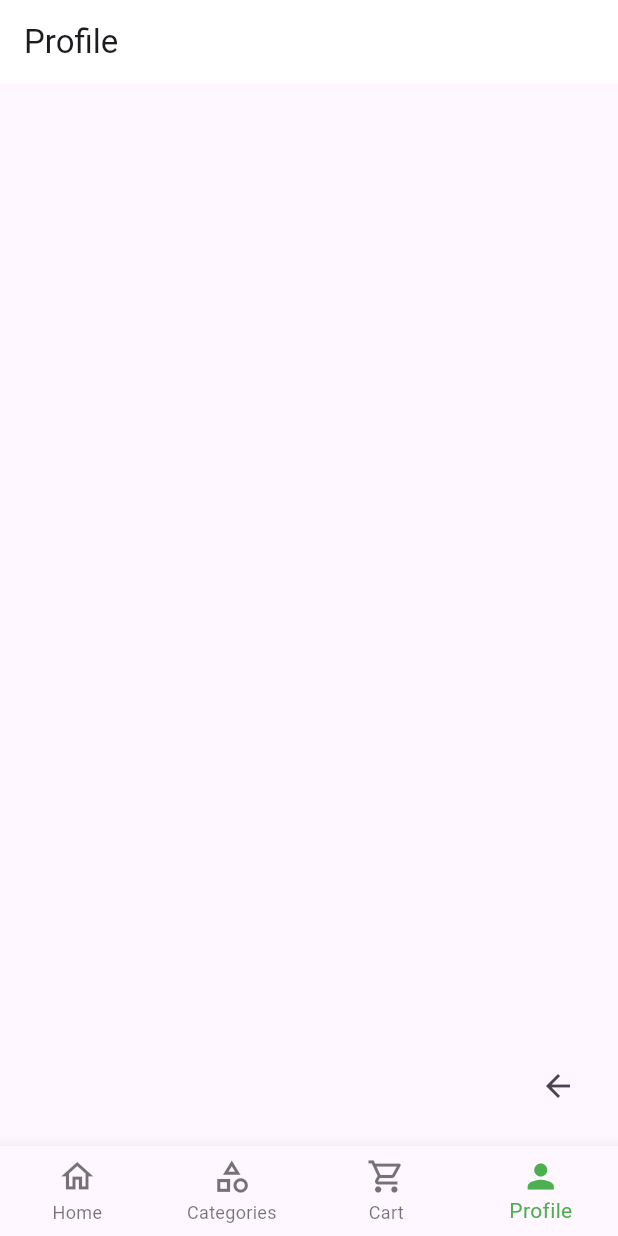
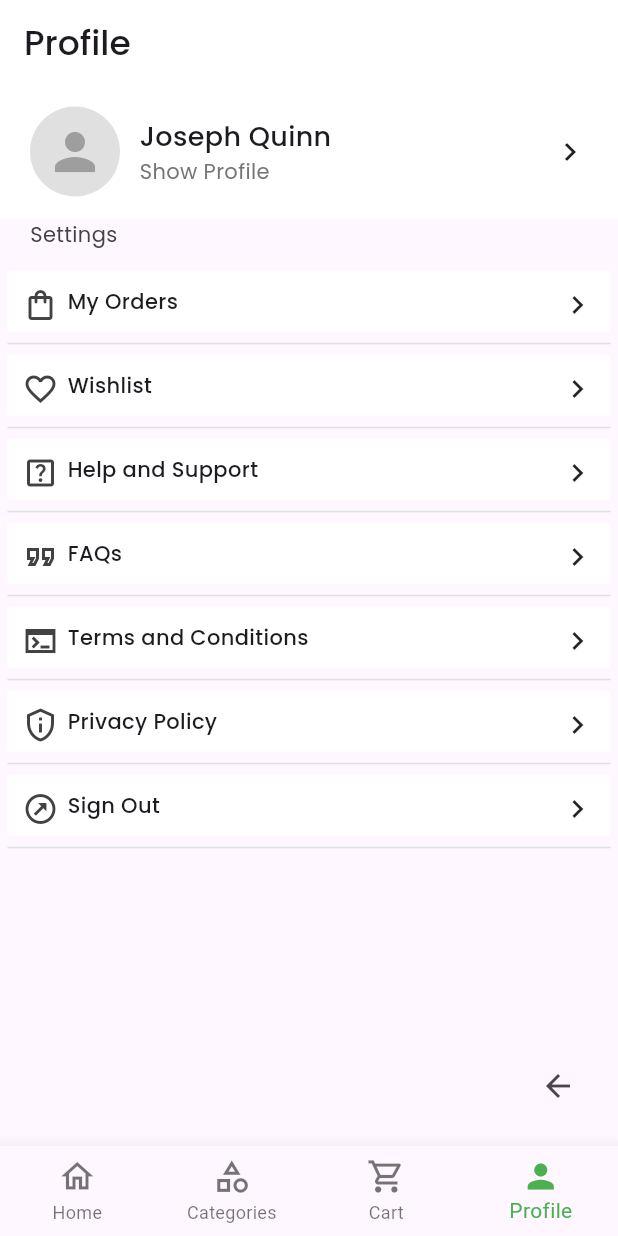
Before and after one commit to soubhagyacodes/grocery-flutter, a Flutter app: the screen it shows after launch, item 4 of the bottom bar chosen, on a phone screen of 412 x 824 dp. Run offline on Flutter 3.47's test engine with Material 3 defaults, Android fonts, the light colour scheme and no system bars; our stand-ins replace google_fonts.

Commit message:
Added Profile Page

```diff
--- a/lib/home.dart
+++ b/lib/home.dart
@@ -287,10 +287,12 @@ class _ProductDetails extends State<ProductDetails>{
                         for (var cartItem in cart) {
                           if(cartItem["item"] == widget.product["name"]){
                             cartItem["quantity"] += counter;
+                            Navigator.pop(context);
                             return;
                           }
                         }
                         cart.add({"quantity":counter , "item" : widget.product["name"], "description" : widget.product["description"], "image": widget.product["image"], "price" : widget.product["price"]});
+                        Navigator.pop(context);
                       },
                       child: Container(
                         width: 20,
--- a/lib/profile.dart
+++ b/lib/profile.dart
@@ -1,6 +1,36 @@
 import 'package:flutter/material.dart';
+import 'package:google_fonts/google_fonts.dart';
 
-
+final profileList = [
+  {
+    "text": "My Orders",
+    "icon": Icon(Icons.shopping_bag_outlined, color: Colors.grey.shade800, weight: 1,)
+  },
+  {
+    "text": "Wishlist",
+    "icon": Icon(Icons.favorite_border, color: Colors.grey.shade800,)
+  },
+  {
+    "text": "Help and Support",
+    "icon": Icon(Icons.help_center_outlined, color: Colors.grey.shade800,)
+  },
+  {
+    "text": "FAQs",
+    "icon": Icon(Icons.format_quote_outlined, color: Colors.grey.shade800,)
+  },
+  {
+    "text": "Terms and Conditions",
+    "icon": Icon(Icons.terminal_sharp, color: Colors.grey.shade800,)
+  },
+  {
+    "text": "Privacy Policy",
+    "icon": Icon(Icons.privacy_tip_outlined, color: Colors.grey.shade800,)
+  },
+  {
+    "text": "Sign Out",
+    "icon": Icon(Icons.outbond_outlined, color: Colors.grey.shade800,)
+  },
+];
 
 class Profile extends StatelessWidget {
   const Profile({super.key});
@@ -10,12 +40,59 @@ class Profile extends StatelessWidget {
   Widget build(BuildContext context) {
     return Scaffold(
           appBar: AppBar(
-            title: Text("Profile"),
+            title: Text("Profile", style: GoogleFonts.poppins(fontSize: 23, fontWeight: FontWeight.w500),),
             backgroundColor: Colors.white,
             automaticallyImplyLeading: false,
           ),
           body: ListView(
+            children: [
+              Container(
+                padding: EdgeInsets.symmetric(horizontal: 20, vertical: 10),
+                width: double.infinity,
+                height: 90,
+                decoration: BoxDecoration(
+                  color: Colors.white
+                ),
+                child: Row(
+                  spacing: 13,
+                  crossAxisAlignment: CrossAxisAlignment.center,
+                  mainAxisAlignment: MainAxisAlignment.start,
+                  children: [
+                    CircleAvatar(
+                      radius: 30,
+                      backgroundColor: Colors.grey.shade300,
+                      child: Icon(Icons.person, color: Colors.grey.shade500, size: 40,),
+                    ),
+                    Expanded(
+                      child: Column(
+                        crossAxisAlignment: CrossAxisAlignment.start,
+                        mainAxisAlignment: MainAxisAlignment.center,
+                        children: [
+                          Text("Joseph Quinn", style: GoogleFonts.poppins(fontSize: 18, fontWeight: FontWeight.w500),),
+                          Text("Show Profile", style: GoogleFonts.poppins(color: Colors.grey.shade600),),
+                        ],
+                      ),
+                    ),
+                    Icon(Icons.chevron_right_outlined)
+                  ],
+                ),
+              ),
+              Padding(
+                    padding: const EdgeInsets.only(left: 20.0),
+                    child: Text("Settings", style: GoogleFonts.poppins(color: Colors.grey.shade800),),
+                  ),
+              SizedBox(height: 10,),
+              Container(
+                padding: EdgeInsets.all(5),
+                child: Column(
+                  crossAxisAlignment: CrossAxisAlignment.start,
+                  children: [
+                  ...profileList.map(((box) => profileBox(box["text"] as String?, box["icon"] as Icon))).toList()],
 
+                ),
+              )
+
+            ],
           ),
          floatingActionButton: IconButton(
             onPressed:() {
@@ -26,3 +103,34 @@ class Profile extends StatelessWidget {
           );
   }
 }
+
+Widget profileBox(String? text, Icon icon){
+  return Container(
+                // padding: EdgeInsets.all(18),
+                child: Column(
+                  crossAxisAlignment: CrossAxisAlignment.start,
+                  children: [
+                    Container(
+                      padding: EdgeInsets.all(10),
+                      width: double.infinity,
+                      height: 40,
+                      decoration: BoxDecoration(
+                        color: Colors.white
+                      ),
+                      child: Row(
+                        mainAxisAlignment: MainAxisAlignment.start,
+                        crossAxisAlignment: CrossAxisAlignment.center,
+                        children: [
+                          icon,
+                          SizedBox(width: 6,),
+                          Text(text!, style: GoogleFonts.poppins(fontSize: 14, fontWeight: FontWeight.w500)),
+                          Spacer(),
+                          Icon(Icons.chevron_right)
+                        ],
+                      ),
+                    ),
+                    Divider(color: Colors.grey.shade300,)
+                  ],
+                ),
+              );
+}
--- a/lib/utils/home_categories.dart
+++ b/lib/utils/home_categories.dart
@@ -3,7 +3,7 @@ final categories = ["Vegetables", "Dairy", "Bakery", "Staples", "Snacks", "Bever
 final homeCategories = [
   {
     "image": "images/vegetable.png",
-    "text": "Veggies",
+    "text": "Vegetables",
   },
   {
     "image": "images/milk.png",
--- a/lib/widgets/home_category.dart
+++ b/lib/widgets/home_category.dart
@@ -1,5 +1,8 @@
 import 'package:flutter/material.dart';
 import 'package:google_fonts/google_fonts.dart';
+import 'package:grocery_app/utils/home_categories.dart';
+
+import '../categories.dart';
 
 class HomeCategory extends StatelessWidget {
    final Map<String, dynamic> category;
@@ -14,7 +17,7 @@ class HomeCategory extends StatelessWidget {
         children: [
           InkWell(
             onTap: () {
-               print("clicked");
+               Navigator.push(context, MaterialPageRoute(builder: (context) => CategoryPage(catName: category["text"])),);
             },
             child: SizedBox(
               height: 50,
```
